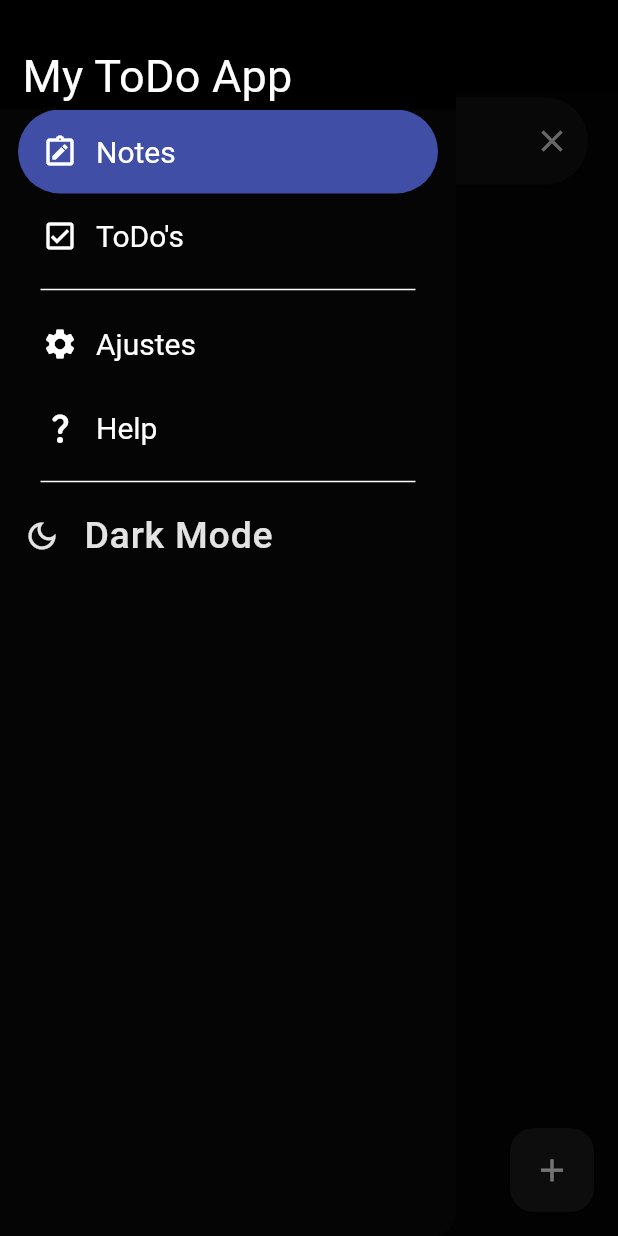
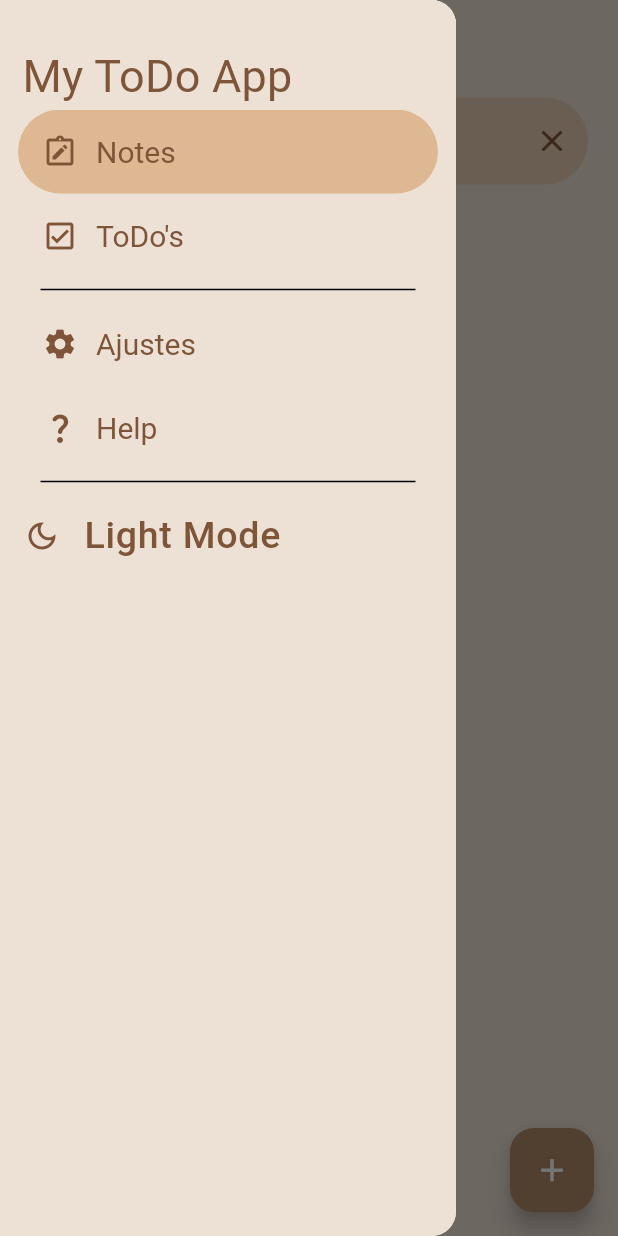
Before and after one commit to Slowriide/to_do_app, a Flutter app: the screen it shows after launch, with the side drawer open, on a phone screen of 412 x 824 dp. Run offline on Flutter 3.47's test engine with Material 3 defaults, Android fonts, the phone set to English and light mode, and no system bars; our stand-ins replace bloc, equatable, flutter_bloc, flutter_local_notifications, flutter_timezone, go_router and 5 more; accounts and stored records are empty; generated files the repository leaves out were written again.

Commit message:
Add theme management and local storage support; update UI components for theme integration

```diff
--- a/lib/common/widgets/my_drawer.dart
+++ b/lib/common/widgets/my_drawer.dart
@@ -16,7 +16,7 @@ class MyDrawer extends StatefulWidget {
 class _MyDrawerState extends State<MyDrawer> {
   @override
   Widget build(BuildContext context) {
-    // final theme = Theme.of(context).colorScheme;
+    final theme = Theme.of(context).colorScheme;
     final textStyles = Theme.of(context).textTheme;
 
     final location = GoRouterState.of(context).uri.toString();
@@ -26,7 +26,7 @@ class _MyDrawerState extends State<MyDrawer> {
         children: [
           Container(
             padding: const EdgeInsets.fromLTRB(15, 28, 0, 0),
-            decoration: BoxDecoration(color: Colors.black),
+            decoration: BoxDecoration(color: theme.surface),
             child: Align(
               alignment: Alignment.bottomLeft,
               child: Text("My ToDo App", style: textStyles.titleMedium),
@@ -35,7 +35,7 @@ class _MyDrawerState extends State<MyDrawer> {
           Expanded(
             child: NavigationDrawer(
               tilePadding: EdgeInsets.symmetric(horizontal: 12),
-              indicatorColor: const Color.fromARGB(255, 64, 79, 165),
+              indicatorColor: theme.onPrimary,
               selectedIndex: _getSelectedIndex(location),
               onDestinationSelected: (index) async {
                 Navigator.of(context).pop(); // Cierra el drawer
--- a/lib/common/widgets/note_item.dart
+++ b/lib/common/widgets/note_item.dart
@@ -43,7 +43,7 @@ class NoteItem extends StatelessWidget {
               note.isPinned
                   ? Icon(
                       Icons.push_pin_rounded,
-                      color: const Color.fromARGB(213, 158, 158, 158),
+                      color: theme.tertiary,
                     )
                   : SizedBox(height: 0, width: 0),
             ],
--- a/lib/common/widgets/todo_item.dart
+++ b/lib/common/widgets/todo_item.dart
@@ -45,7 +45,7 @@ class TodoItem extends StatelessWidget {
               todo.isPinned
                   ? Icon(
                       Icons.push_pin_rounded,
-                      color: const Color.fromARGB(213, 158, 158, 158),
+                      color: theme.tertiary,
                     )
                   : SizedBox(height: 0, width: 0),
             ],
@@ -60,8 +60,8 @@ class TodoItem extends StatelessWidget {
                           : Icons.check_box_outline_blank_rounded,
                       size: 18,
                       color: subtask.isCompleted
-                          ? const Color.fromARGB(255, 77, 71, 165)
-                          : Colors.grey,
+                          ? theme.onPrimary
+                          : theme.tertiary,
                     ),
                     const SizedBox(width: 8),
                     Expanded(
--- /dev/null
+++ b/lib/core/config/local_storage/local_storage.dart
@@ -0,0 +1,13 @@
+import 'package:flutter/material.dart';
+import 'package:shared_preferences/shared_preferences.dart';
+
+class LocalStorage {
+  static late SharedPreferences prefs;
+
+  static Future<void> configurePrefs() async {
+    prefs = await SharedPreferences.getInstance();
+  }
+
+  static bool get isDarkMode => prefs.getBool('isDarkMode') ?? false;
+  static set isDarkMode(bool value) => prefs.setBool('isDarkMode', value);
+}
--- /dev/null
+++ b/lib/core/config/theme/app_colors.dart
@@ -0,0 +1,26 @@
+import 'package:flutter/material.dart';
+import 'package:flutter/widgets.dart';
+
+class AppColors {
+  final bool isDark;
+
+  AppColors(this.isDark);
+
+  Color get surface =>
+      isDark ? Color.fromARGB(255, 5, 5, 5) : Color(0xffEDE0D4);
+  Color get surface2 => isDark ? Color(0xFF131318) : Color(0xffEDEDE9);
+  Color get onSurface => isDark ? Color(0xFFE3E3E3) : Color(0xff7F5539);
+  Color get purple => Color.fromARGB(255, 64, 79, 165);
+  Color get primary =>
+      isDark ? Color.fromARGB(255, 29, 29, 29) : Color(0xFFB08968);
+  Color get onPrimary =>
+      isDark ? Color.fromARGB(255, 64, 79, 165) : Color(0xFFDDB892);
+  Color get secondary =>
+      isDark ? Color.fromARGB(255, 17, 17, 17) : Color(0xFFE6CCB2);
+  Color get tertiary =>
+      isDark ? Color.fromARGB(213, 158, 158, 158) : Color(0xFFE6CCB2);
+  Color get onTertiary =>
+      isDark ? Color.fromARGB(213, 158, 158, 158) : Color(0xFFE6CCB2);
+
+  Color get text => isDark ? Colors.white : Color(0xff7F5539);
+}
--- a/lib/core/config/theme/app_theme.dart
+++ b/lib/core/config/theme/app_theme.dart
@@ -1,96 +1,94 @@
 import 'package:flutter/material.dart';
 import 'package:google_fonts/google_fonts.dart';
+import 'package:to_do_app/core/config/theme/app_colors.dart';
 
 class AppTheme {
   final bool isDarkMode;
-  AppTheme({required this.isDarkMode});
+  late final AppColors colors;
+  AppTheme({required this.isDarkMode}) {
+    colors = AppColors(isDarkMode);
+  }
   ThemeData getTheme() {
     return isDarkMode ? _darkTheme : _lightTheme;
   }
 
-  final Color surface = Color.fromARGB(255, 5, 5, 5);
-  final Color surface2 = Color(0xff131318);
-  final Color onSurface = Color(0xffE3E3E3);
-
-  final Color purple = Color.fromARGB(255, 64, 79, 165);
-  final Color primary = const Color.fromARGB(255, 29, 29, 29);
   final bodySmall = GoogleFonts.roboto()
       .copyWith(color: const Color.fromARGB(255, 236, 236, 236), fontSize: 18);
   final titleSmall = GoogleFonts.roboto().copyWith(fontSize: 20);
 
   ThemeData get _darkTheme => ThemeData.dark().copyWith(
-        scaffoldBackgroundColor: surface,
+        scaffoldBackgroundColor: colors.surface,
         colorScheme: ColorScheme.dark(
           brightness: Brightness.dark,
-          surface: surface,
-          onSurface: onSurface,
-          primary: primary,
-          onPrimary: purple,
-          secondary: const Color.fromARGB(255, 17, 17, 17),
+          surface: colors.surface,
+          onSurface: colors.onSurface,
+          primary: colors.primary,
+          onPrimary: colors.onPrimary,
+          secondary: colors.secondary,
+          tertiary: colors.tertiary,
         ),
         textTheme: TextTheme(
           titleLarge: GoogleFonts.roboto().copyWith(
             fontSize: 50,
             fontWeight: FontWeight.bold,
-            color: Colors.white,
+            color: colors.text,
           ),
           titleMedium: GoogleFonts.roboto().copyWith(
             fontSize: 30,
             fontWeight: FontWeight.w400,
-            color: Colors.white,
+            color: colors.text,
           ),
           titleSmall: GoogleFonts.roboto().copyWith(fontSize: 20),
           bodyLarge: GoogleFonts.roboto().copyWith(
-              color: Colors.white, fontSize: 25, fontWeight: FontWeight.w500),
+              color: colors.text, fontSize: 25, fontWeight: FontWeight.w500),
           bodyMedium: GoogleFonts.roboto().copyWith(
-              color: Colors.white, fontSize: 19, fontWeight: FontWeight.w500),
-          bodySmall: bodySmall,
+              color: colors.text, fontSize: 19, fontWeight: FontWeight.w500),
+          bodySmall:
+              GoogleFonts.roboto().copyWith(color: colors.text, fontSize: 18),
           labelSmall:
-              GoogleFonts.roboto().copyWith(color: Colors.white, fontSize: 15),
+              GoogleFonts.roboto().copyWith(color: colors.text, fontSize: 15),
           labelMedium: GoogleFonts.roboto().copyWith(
-              color: Colors.white, fontSize: 16, fontWeight: FontWeight.w600),
+              color: colors.text, fontSize: 16, fontWeight: FontWeight.w600),
         ),
 
         //DATE PICKER
         datePickerTheme: DatePickerThemeData(
-          cancelButtonStyle:
-              TextButton.styleFrom(foregroundColor: Colors.white),
+          cancelButtonStyle: TextButton.styleFrom(foregroundColor: colors.text),
           confirmButtonStyle:
-              TextButton.styleFrom(foregroundColor: Colors.white),
+              TextButton.styleFrom(foregroundColor: colors.text),
           dividerColor: Colors.transparent,
-          headerHelpStyle: TextStyle(color: Colors.white),
-          headerForegroundColor: Colors.white,
+          headerHelpStyle: TextStyle(color: colors.text),
+          headerForegroundColor: colors.text,
           backgroundColor: Color.fromARGB(255, 17, 17, 17),
           todayBorder: BorderSide(
             color: const Color.fromARGB(255, 64, 79, 165),
           ),
-          todayBackgroundColor: WidgetStateProperty.all(purple),
-          yearStyle: TextStyle(color: Colors.white),
+          todayBackgroundColor: WidgetStateProperty.all(colors.purple),
+          yearStyle: TextStyle(color: colors.text),
           inputDecorationTheme: InputDecorationTheme(
-            hintStyle: TextStyle(color: Colors.white),
-            labelStyle: TextStyle(color: purple),
-            focusColor: Colors.white,
-            enabledBorder:
-                UnderlineInputBorder(borderSide: BorderSide(color: purple)),
+            hintStyle: TextStyle(color: colors.text),
+            labelStyle: TextStyle(color: colors.purple),
+            focusColor: colors.text,
+            enabledBorder: UnderlineInputBorder(
+                borderSide: BorderSide(color: colors.purple)),
             focusedBorder: OutlineInputBorder(
-                borderSide: BorderSide(color: purple, width: 2)),
+                borderSide: BorderSide(color: colors.purple, width: 2)),
           ),
         ),
 
         //TIME PICKER
         timePickerTheme: TimePickerThemeData(
-          cancelButtonStyle:
-              TextButton.styleFrom(foregroundColor: Colors.white),
+          cancelButtonStyle: TextButton.styleFrom(foregroundColor: colors.text),
           confirmButtonStyle:
-              TextButton.styleFrom(foregroundColor: Colors.white),
+              TextButton.styleFrom(foregroundColor: colors.text),
           backgroundColor: Color.fromARGB(255, 17, 17, 17),
           dialBackgroundColor: Color.fromARGB(255, 17, 17, 17),
           hourMinuteColor: Color.fromARGB(210, 27, 27, 27),
-          hourMinuteTextColor: Colors.white,
+          hourMinuteTextColor: colors.text,
           inputDecorationTheme: InputDecorationTheme(
             contentPadding: EdgeInsets.symmetric(vertical: 10, horizontal: 12),
             focusedBorder: OutlineInputBorder(
-              borderSide: BorderSide(color: purple, width: 2),
+              borderSide: BorderSide(color: colors.purple, width: 2),
               borderRadius: BorderRadius.circular(8),
             ),
             enabledBorder: OutlineInputBorder(
@@ -105,92 +103,93 @@ class AppTheme {
 
         //Tool tip
         tooltipTheme: TooltipThemeData(
-          textStyle: bodySmall.copyWith(color: Colors.white),
+          textStyle: bodySmall.copyWith(color: colors.text),
           decoration: BoxDecoration(
-            color: primary,
+            color: colors.primary,
             borderRadius: BorderRadius.circular(5),
           ),
         ),
 
         navigationDrawerTheme: NavigationDrawerThemeData(
-          iconTheme: WidgetStatePropertyAll(IconThemeData(color: Colors.white)),
+          iconTheme: WidgetStatePropertyAll(IconThemeData(color: colors.text)),
           labelTextStyle:
-              WidgetStatePropertyAll(titleSmall.copyWith(color: Colors.white)),
+              WidgetStatePropertyAll(titleSmall.copyWith(color: colors.text)),
         ),
       );
 
   ThemeData get _lightTheme => ThemeData.light().copyWith(
-        scaffoldBackgroundColor: surface,
+        scaffoldBackgroundColor: colors.surface,
         colorScheme: ColorScheme.light(
-          surface: surface,
-          onSurface: onSurface,
-          primary: primary,
-          onPrimary: purple,
-          secondary: const Color.fromARGB(255, 17, 17, 17),
+          surface: colors.surface,
+          onSurface: colors.onSurface,
+          primary: colors.primary,
+          onPrimary: colors.onPrimary,
+          secondary: colors.secondary,
+          tertiary: colors.tertiary,
+          onTertiary: colors.text,
         ),
         textTheme: TextTheme(
           titleLarge: GoogleFonts.roboto().copyWith(
             fontSize: 50,
             fontWeight: FontWeight.bold,
-            color: Colors.white,
+            color: colors.text,
           ),
           titleMedium: GoogleFonts.roboto().copyWith(
             fontSize: 30,
             fontWeight: FontWeight.w400,
-            color: Colors.white,
+            color: colors.text,
           ),
           titleSmall: GoogleFonts.roboto().copyWith(fontSize: 20),
           bodyLarge: GoogleFonts.roboto().copyWith(
-              color: Colors.white, fontSize: 25, fontWeight: FontWeight.w500),
+              color: colors.text, fontSize: 25, fontWeight: FontWeight.w500),
           bodyMedium: GoogleFonts.roboto().copyWith(
-              color: Colors.white, fontSize: 19, fontWeight: FontWeight.w500),
-          bodySmall: bodySmall,
+              color: colors.text, fontSize: 19, fontWeight: FontWeight.w500),
+          bodySmall:
+              GoogleFonts.roboto().copyWith(color: colors.text, fontSize: 18),
           labelSmall:
-              GoogleFonts.roboto().copyWith(color: Colors.white, fontSize: 15),
+              GoogleFonts.roboto().copyWith(color: colors.text, fontSize: 15),
           labelMedium: GoogleFonts.roboto().copyWith(
-              color: Colors.white, fontSize: 16, fontWeight: FontWeight.w600),
+              color: colors.text, fontSize: 16, fontWeight: FontWeight.w600),
         ),
 
         //DATE PICKER
         datePickerTheme: DatePickerThemeData(
-          cancelButtonStyle:
-              TextButton.styleFrom(foregroundColor: Colors.white),
+          cancelButtonStyle: TextButton.styleFrom(foregroundColor: colors.text),
           confirmButtonStyle:
-              TextButton.styleFrom(foregroundColor: Colors.white),
+              TextButton.styleFrom(foregroundColor: colors.text),
           dividerColor: Colors.transparent,
-          headerHelpStyle: TextStyle(color: Colors.white),
-          headerForegroundColor: Colors.white,
-          backgroundColor: Color.fromARGB(255, 17, 17, 17),
+          headerHelpStyle: TextStyle(color: colors.text),
+          headerForegroundColor: colors.text,
+          backgroundColor: Color(0xFFE6CCB2),
           todayBorder: BorderSide(
-            color: const Color.fromARGB(255, 64, 79, 165),
+            color: Color(0xff7F5539),
           ),
-          todayBackgroundColor: WidgetStateProperty.all(purple),
-          yearStyle: TextStyle(color: Colors.white),
+          todayBackgroundColor: WidgetStateProperty.all(Color(0xff7F5539)),
+          yearStyle: TextStyle(color: colors.text),
           inputDecorationTheme: InputDecorationTheme(
-            hintStyle: TextStyle(color: Colors.white),
-            labelStyle: TextStyle(color: purple),
-            focusColor: Colors.white,
-            enabledBorder:
-                UnderlineInputBorder(borderSide: BorderSide(color: purple)),
+            hintStyle: TextStyle(color: colors.text),
+            labelStyle: TextStyle(color: Color(0xff7F5539)),
+            focusColor: colors.text,
+            enabledBorder: UnderlineInputBorder(
+                borderSide: BorderSide(color: Color(0xff7F5539))),
             focusedBorder: OutlineInputBorder(
-                borderSide: BorderSide(color: purple, width: 2)),
+                borderSide: BorderSide(color: Color(0xff7F5539), width: 2)),
           ),
         ),
 
         //TIME PICKER
         timePickerTheme: TimePickerThemeData(
-          cancelButtonStyle:
-              TextButton.styleFrom(foregroundColor: Colors.white),
+          cancelButtonStyle: TextButton.styleFrom(foregroundColor: colors.text),
           confirmButtonStyle:
-              TextButton.styleFrom(foregroundColor: Colors.white),
-          backgroundColor: Color.fromARGB(255, 17, 17, 17),
-          dialBackgroundColor: Color.fromARGB(255, 17, 17, 17),
+              TextButton.styleFrom(foregroundColor: colors.text),
+          backgroundColor: Color(0xFFE6CCB2),
+          dialBackgroundColor: Color(0xFFE6CCB2),
           hourMinuteColor: Color.fromARGB(210, 27, 27, 27),
-          hourMinuteTextColor: Colors.white,
+          hourMinuteTextColor: colors.text,
           inputDecorationTheme: InputDecorationTheme(
             contentPadding: EdgeInsets.symmetric(vertical: 10, horizontal: 12),
             focusedBorder: OutlineInputBorder(
-              borderSide: BorderSide(color: purple, width: 2),
+              borderSide: BorderSide(color: Color(0xff7F5539), width: 2),
               borderRadius: BorderRadius.circular(8),
             ),
             enabledBorder: OutlineInputBorder(
@@ -205,17 +204,17 @@ class AppTheme {
 
         //Tool tip
         tooltipTheme: TooltipThemeData(
-          textStyle: bodySmall.copyWith(color: Colors.white),
+          textStyle: bodySmall.copyWith(color: colors.text),
           decoration: BoxDecoration(
-            color: primary,
+            color: colors.primary,
             borderRadius: BorderRadius.circular(5),
           ),
         ),
 
         navigationDrawerTheme: NavigationDrawerThemeData(
-          iconTheme: WidgetStatePropertyAll(IconThemeData(color: Colors.white)),
+          iconTheme: WidgetStatePropertyAll(IconThemeData(color: colors.text)),
           labelTextStyle:
-              WidgetStatePropertyAll(titleSmall.copyWith(color: Colors.white)),
+              WidgetStatePropertyAll(titleSmall.copyWith(color: colors.text)),
         ),
       );
 }
--- a/lib/main.dart
+++ b/lib/main.dart
@@ -2,6 +2,7 @@ import 'package:flutter/material.dart';
 import 'package:flutter_bloc/flutter_bloc.dart';
 import 'package:isar/isar.dart';
 import 'package:path_provider/path_provider.dart';
+import 'package:to_do_app/core/config/local_storage/local_storage.dart';
 import 'package:to_do_app/core/config/router/app_router.dart';
 import 'package:to_do_app/core/config/theme/app_theme.dart';
 import 'package:to_do_app/core/notifications/notifications_service.dart';
@@ -19,6 +20,8 @@ import 'package:to_do_app/presentation/cubits/todo_search_cubit.dart';
 
 void main() async {
   WidgetsFlutterBinding.ensureInitialized();
+
+  await LocalStorage.configurePrefs();
 
   await NotificationService().init();
 
--- a/lib/presentation/cubits/theme/theme_cubit.dart
+++ b/lib/presentation/cubits/theme/theme_cubit.dart
@@ -1,21 +1,27 @@
 import 'package:bloc/bloc.dart';
 import 'package:equatable/equatable.dart';
 import 'package:meta/meta.dart';
+import 'package:to_do_app/core/config/local_storage/local_storage.dart';
 
 part 'theme_state.dart';
 
 class ThemeCubit extends Cubit<ThemeState> {
-  ThemeCubit({bool darkMode = true}) : super(ThemeState(isDarkmode: darkMode));
+  ThemeCubit({bool darkMode = true})
+      : super(ThemeState(isDarkmode: LocalStorage.isDarkMode));
 
   void toggleTheme() {
-    emit(ThemeState(isDarkmode: !state.isDarkmode));
+    final newMode = !state.isDarkmode;
+    LocalStorage.isDarkMode = newMode;
+    emit(ThemeState(isDarkmode: newMode));
   }
 
   void setLightMode() {
+    LocalStorage.isDarkMode = false;
     emit(ThemeState(isDarkmode: false));
   }
 
   void setDarkMode() {
+    LocalStorage.isDarkMode = true;
     emit(ThemeState(isDarkmode: true));
   }
 }
--- a/lib/presentation/notes/edit_note_page.dart
+++ b/lib/presentation/notes/edit_note_page.dart
@@ -211,14 +211,16 @@ class _EditNotePageState extends State<EditNotePage> {
         ),
         bottomNavigationBar: Padding(
           padding: const EdgeInsets.all(16),
-          child: ElevatedButton.icon(
+          child: FilledButton.icon(
             onPressed: () {
               _updateNote();
               if (mounted) context.go('/providerPage');
             },
             icon: const Icon(Icons.save),
             label: const Text('Guardar'),
-            style: ElevatedButton.styleFrom(
+            style: FilledButton.styleFrom(
+              elevation: 0,
+              backgroundColor: theme.surface,
               minimumSize: const Size.fromHeight(50),
               foregroundColor: theme.onSurface,
             ),
--- a/lib/presentation/notes/home_page.dart
+++ b/lib/presentation/notes/home_page.dart
@@ -32,8 +32,14 @@ class _HomePageState extends State<HomePage> {
 
   void selectAll() {
     final allNotes = context.read<NoteCubit>().state;
+    final allNotesIds = allNotes.map((note) => note.id).toSet();
+
     setState(() {
-      selectedNotes.addAll(allNotes.map((note) => note.id));
+      if (selectedNotes.containsAll(allNotesIds)) {
+        selectedNotes.clear();
+      } else {
+        selectedNotes.addAll(allNotesIds);
+      }
     });
   }
 
@@ -116,7 +122,7 @@ class _HomePageState extends State<HomePage> {
     return SliverAppBar(
       toolbarHeight: 60,
       foregroundColor: theme.onSurface,
-      backgroundColor: Colors.black,
+      backgroundColor: theme.surface,
       pinned: true,
       elevation: 0,
       centerTitle: true,
@@ -140,10 +146,12 @@ class _HomePageState extends State<HomePage> {
                 style: textStyle.titleMedium,
                 key: ValueKey('selected'),
               )
-            : Text(
-                'Notes',
+            : Text('Notes',
                 key: ValueKey('normal'),
-              ),
+                style: textStyle.titleMedium?.copyWith(
+                  fontSize: 40,
+                  fontWeight: FontWeight.bold,
+                )),
       ),
       actions: [
         AnimatedSwitcher(
--- a/lib/presentation/todos/add_todo.dart
+++ b/lib/presentation/todos/add_todo.dart
@@ -247,11 +247,13 @@ class _AddTodoState extends State<AddTodo> {
           ),
           bottomNavigationBar: Padding(
             padding: const EdgeInsets.all(16),
-            child: ElevatedButton.icon(
+            child: FilledButton.icon(
               onPressed: _saveTodo,
               icon: Icon(Icons.save),
               label: const Text('Guardar'),
-              style: ElevatedButton.styleFrom(
+              style: FilledButton.styleFrom(
+                elevation: 0,
+                backgroundColor: theme.surface,
                 minimumSize: const Size.fromHeight(50),
                 foregroundColor: theme.onSurface,
               ),
--- a/lib/presentation/todos/edit_todo.dart
+++ b/lib/presentation/todos/edit_todo.dart
@@ -281,14 +281,16 @@ class _EditTodoState extends State<EditTodo> {
         ),
         bottomNavigationBar: Padding(
           padding: const EdgeInsets.all(16),
-          child: ElevatedButton.icon(
+          child: FilledButton.icon(
             onPressed: () {
               _updateTodo();
               context.go('/todos');
             },
             icon: const Icon(Icons.save),
             label: const Text('Guardar cambios'),
-            style: ElevatedButton.styleFrom(
+            style: FilledButton.styleFrom(
+              elevation: 0,
+              backgroundColor: theme.surface,
               minimumSize: const Size.fromHeight(50),
               foregroundColor: theme.onSurface,
             ),
--- a/pubspec.yaml
+++ b/pubspec.yaml
@@ -48,6 +48,7 @@ dependencies:
   package_info_plus: ^8.3.0
   path_provider: ^2.1.5
   permission_handler: ^12.0.0+1
+  shared_preferences: ^2.5.3
   timezone: ^0.10.1
 
 dev_dependencies:
```
Also changed, not shown: lib/common/widgets/subtasks_items_view.dart (+7 -4 lines), lib/presentation/notes/add_note.dart (+4 -6 lines), lib/presentation/todos/todos_view.dart (+11 -2 lines), pubspec.lock, 2 other files.
